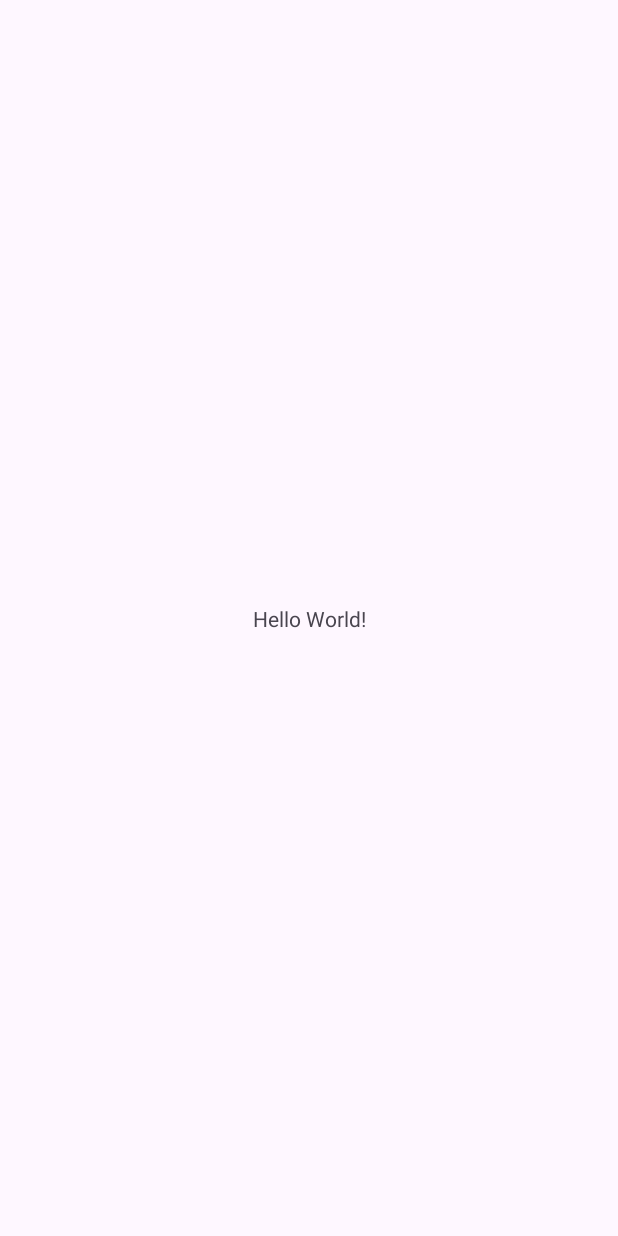
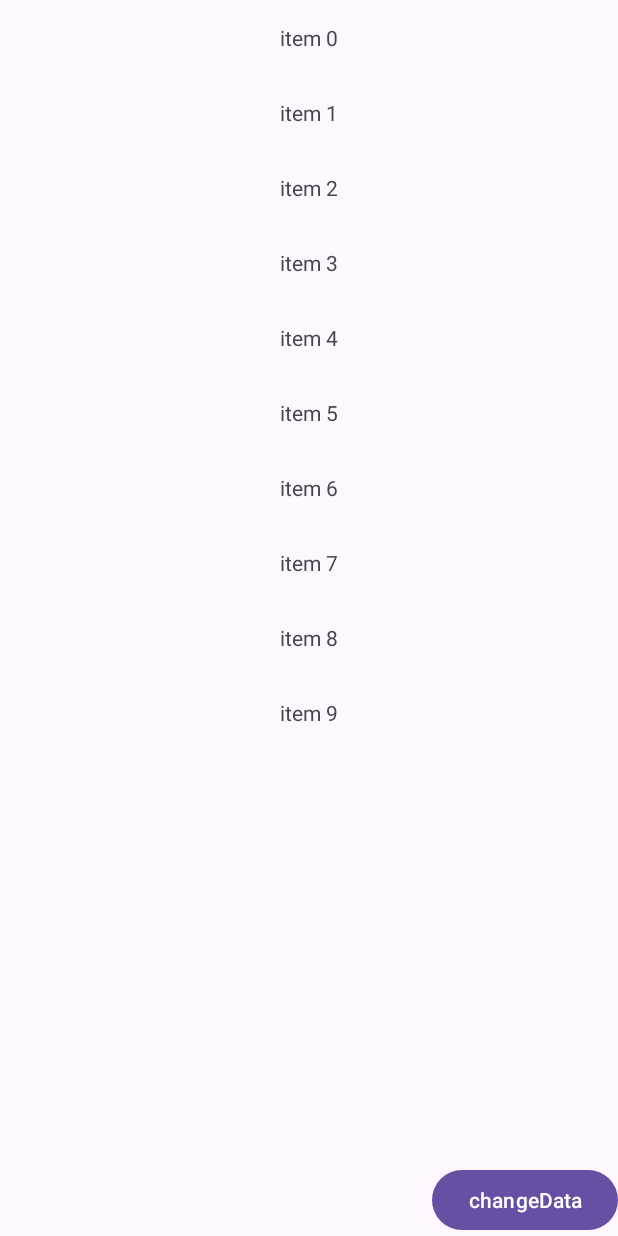
Before and after one commit to WuMingke/MyRecyclerView, an Android app: the screen it shows after launch (MainActivity), on a phone screen of 412 x 824 dp. Before the commit the screen is almost empty. Run offline under Robolectric (Android 15) with nearby library versions, the phone set to English and light mode, and no system bars.

Commit message:
DiffUtil

```diff
--- /dev/null
+++ b/app/src/main/java/com/example/myrecyclerview/DataUtils.kt
@@ -0,0 +1,25 @@
+package com.example.myrecyclerview
+
+class DataUtils {
+    companion object {
+        const val TAG = "wmkwmk"
+        fun getData(): List<Int> {
+            return arrayListOf<Int>().apply {
+                repeat(10) {
+                    add(it)
+                }
+            }
+        }
+
+        fun getNewData(): List<Int> {
+            return arrayListOf<Int>().apply {
+//                repeat(20) {
+//                    add(it)
+//                }
+                add(2)
+                add(4)
+                add(6)
+            }
+        }
+    }
+}
--- a/app/src/main/java/com/example/myrecyclerview/MainActivity.kt
+++ b/app/src/main/java/com/example/myrecyclerview/MainActivity.kt
@@ -1,11 +1,80 @@
 package com.example.myrecyclerview
 
+import android.annotation.SuppressLint
 import androidx.appcompat.app.AppCompatActivity
 import android.os.Bundle
+import android.util.Log
+import android.view.LayoutInflater
+import android.view.View
+import android.view.ViewGroup
+import android.widget.TextView
+import androidx.recyclerview.widget.DiffUtil
+import androidx.recyclerview.widget.DiffUtil.DiffResult
+import androidx.recyclerview.widget.LinearLayoutManager
+import androidx.recyclerview.widget.RecyclerView
 
 class MainActivity : AppCompatActivity() {
+
+    private val mDataAdapter = DataAdapter(DataUtils.getData())
+
     override fun onCreate(savedInstanceState: Bundle?) {
         super.onCreate(savedInstanceState)
         setContentView(R.layout.activity_main)
+
+        val rv = findViewById<RecyclerView>(R.id.rv)
+        rv.layoutManager = LinearLayoutManager(this, LinearLayoutManager.VERTICAL, false)
+        rv.adapter = mDataAdapter
+
+    }
+
+    fun changeData(view: View) {
+        val oldData = mDataAdapter.data
+        val newData = DataUtils.getNewData()
+        val result: DiffResult = DiffUtil.calculateDiff(MyCallback(oldData, newData))
+        mDataAdapter.data = newData
+        result.dispatchUpdatesTo(mDataAdapter)
+
     }
 }
+
+class MyCallback(
+    private val oldData: List<Int>,
+    private val newData: List<Int>,
+) : DiffUtil.Callback() {
+    override fun getOldListSize(): Int {
+        return oldData.size
+    }
+
+    override fun getNewListSize(): Int {
+        return newData.size
+    }
+
+    override fun areItemsTheSame(oldItemPosition: Int, newItemPosition: Int): Boolean {
+        return oldData[oldItemPosition] == newData[newItemPosition]
+    }
+
+    override fun areContentsTheSame(oldItemPosition: Int, newItemPosition: Int): Boolean {
+        return oldData[oldItemPosition] == newData[newItemPosition]
+    }
+
+}
+
+class DataAdapter(var data: List<Int>) : RecyclerView.Adapter<DataAdapter.DataAdapterViewHolder>() {
+    class DataAdapterViewHolder(view: View) : RecyclerView.ViewHolder(view) {
+        val tv: TextView = view.findViewById(R.id.tv)
+    }
+
+    override fun onCreateViewHolder(parent: ViewGroup, viewType: Int): DataAdapterViewHolder {
+        val view = LayoutInflater.from(parent.context).inflate(R.layout.adapter_data, parent, false)
+        val holder = DataAdapterViewHolder(view)
+        Log.i(DataUtils.TAG, "onCreateViewHolder: ${holder.layoutPosition}")
+        return holder
+    }
+
+    override fun getItemCount() = data.size
+
+    @SuppressLint("SetTextI18n")
+    override fun onBindViewHolder(holder: DataAdapterViewHolder, position: Int) {
+        holder.tv.text = "item ${data[position]}"
+    }
+}
--- a/app/src/main/res/layout/activity_main.xml
+++ b/app/src/main/res/layout/activity_main.xml
@@ -6,13 +6,28 @@
     android:layout_height="match_parent"
     tools:context=".MainActivity">
 
-    <TextView
-        android:layout_width="wrap_content"
-        android:layout_height="wrap_content"
-        android:text="Hello World!"
+    <androidx.recyclerview.widget.RecyclerView
+        android:id="@+id/rv"
+        android:layout_width="match_parent"
+        android:layout_height="match_parent"
         app:layout_constraintBottom_toBottomOf="parent"
         app:layout_constraintEnd_toEndOf="parent"
         app:layout_constraintStart_toStartOf="parent"
         app:layout_constraintTop_toTopOf="parent" />
 
+    <LinearLayout
+        android:layout_width="wrap_content"
+        android:layout_height="wrap_content"
+        app:layout_constraintBottom_toBottomOf="parent"
+        app:layout_constraintEnd_toEndOf="parent">
+
+        <Button
+            android:layout_width="wrap_content"
+            android:layout_height="wrap_content"
+            android:onClick="changeData"
+            android:text="changeData"
+            android:textAllCaps="false" />
+
+    </LinearLayout>
+
 </androidx.constraintlayout.widget.ConstraintLayout>
--- /dev/null
+++ b/app/src/main/res/layout/adapter_data.xml
@@ -0,0 +1,12 @@
+<?xml version="1.0" encoding="utf-8"?>
+<androidx.constraintlayout.widget.ConstraintLayout xmlns:android="http://schemas.android.com/apk/res/android"
+    android:layout_width="match_parent"
+    android:layout_height="50dp">
+
+    <TextView
+        android:id="@+id/tv"
+        android:layout_width="match_parent"
+        android:layout_height="match_parent"
+        android:gravity="center" />
+
+</androidx.constraintlayout.widget.ConstraintLayout>
```
